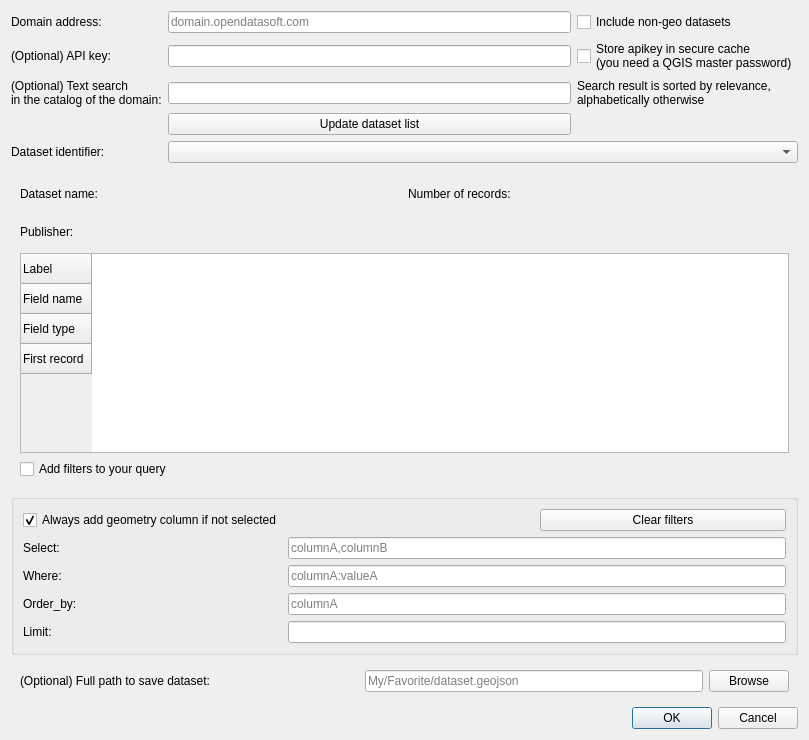
opendatasoft/qgis-ods-plugin, file plugin_dialog.ui: the form before one commit.
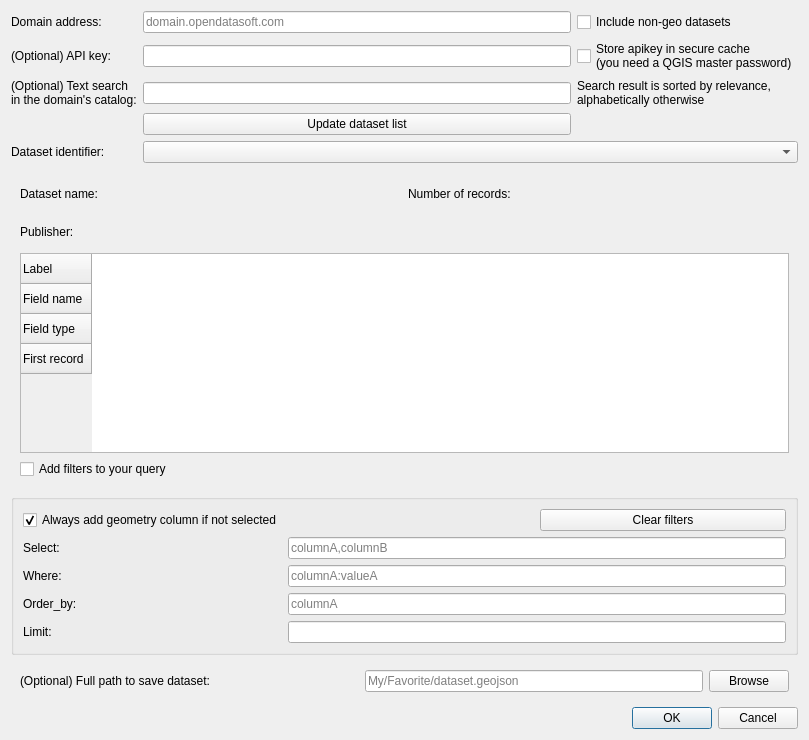
The form after the commit.

Commit message: better text

Diff of the .ui file:
```diff
--- a/plugin_dialog.ui
+++ b/plugin_dialog.ui
@@ -202,7 +202,7 @@
     <widget class="QLabel" name="textSearchLabel">
      <property name="text">
       <string>(Optional) Text search 
-in the catalog of the domain:</string>
+in the domain's catalog:</string>
      </property>
     </widget>
    </item>
```
